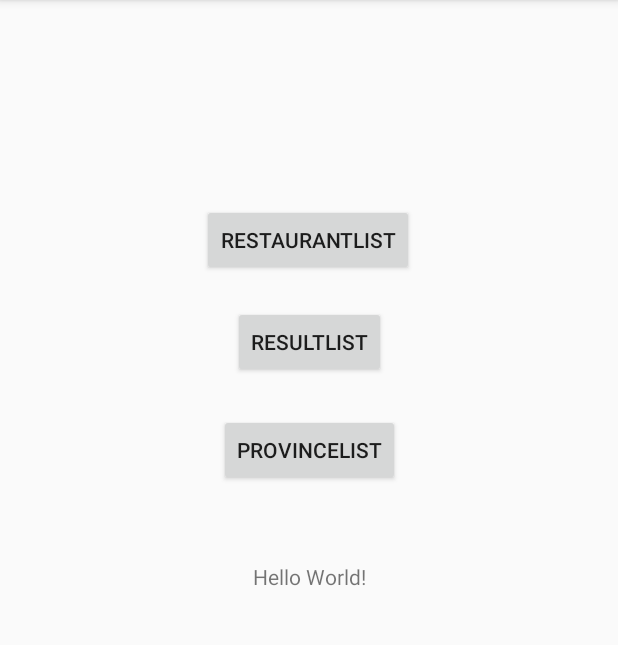
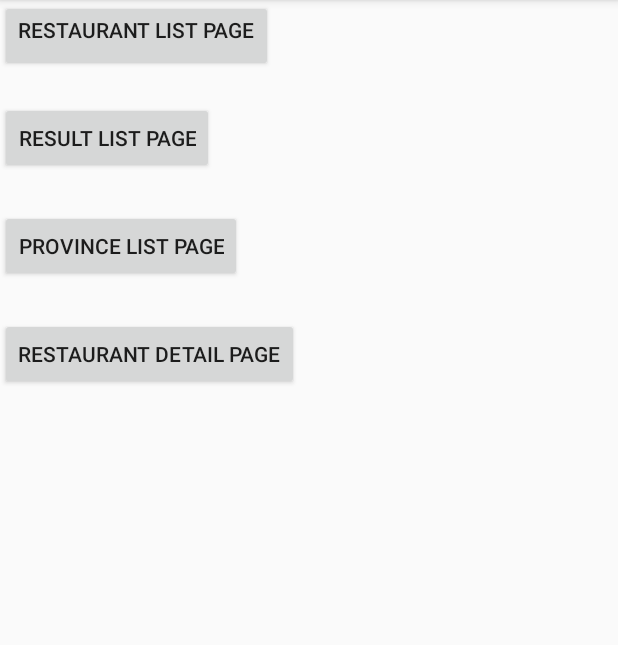
Before and after one commit to leminhphuoc/FoodyProjectAndroid, an Android app: the screen it shows after launch (MainActivity), on a phone screen of 412 x 824 dp, the part 84-729 px from its top. Run offline under Robolectric (Android 15) with nearby library versions, the phone set to English and light mode, and no system bars.

Commit message:
update code

```diff
--- a/src/app/src/main/java/hcmute/edu/vn/nhom02/foodyproject/MainActivity.java
+++ b/src/app/src/main/java/hcmute/edu/vn/nhom02/foodyproject/MainActivity.java
@@ -12,6 +12,7 @@ public class MainActivity extends AppCompatActivity {
     Button bntRestaurantList;
     Button bntRestaurantResult;
     Button bntProvinceList;
+    Button btnDetailPage;
 
     @Override
     protected void onCreate(Bundle savedInstanceState) {
@@ -44,5 +45,14 @@ public class MainActivity extends AppCompatActivity {
                 startActivity(i);
             }
         });
+
+        btnDetailPage = findViewById(R.id.buttonDetailPage);
+        btnDetailPage.setOnClickListener(new View.OnClickListener() {
+            @Override
+            public void onClick(View v) {
+                Intent i = new Intent(MainActivity.this, RestaurantDetail.class);
+                startActivity(i);
+            }
+        });
     }
 }
--- a/src/app/src/main/java/hcmute/edu/vn/nhom02/foodyproject/MenuActivity.java
+++ b/src/app/src/main/java/hcmute/edu/vn/nhom02/foodyproject/MenuActivity.java
@@ -56,6 +56,5 @@ public class MenuActivity extends AppCompatActivity {
         String name = food.getName();
         Double price = food.getPrice();
         String foodData = name + "\n" + price ;
-        Toast.makeText(this, foodData, Toast.LENGTH_LONG).show();
     }
 }
--- a/src/app/src/main/res/layout/activity_main.xml
+++ b/src/app/src/main/res/layout/activity_main.xml
@@ -1,49 +1,43 @@
 <?xml version="1.0" encoding="utf-8"?>
-<androidx.constraintlayout.widget.ConstraintLayout xmlns:android="http://schemas.android.com/apk/res/android"
+<LinearLayout xmlns:android="http://schemas.android.com/apk/res/android"
     xmlns:app="http://schemas.android.com/apk/res-auto"
     xmlns:tools="http://schemas.android.com/tools"
     android:layout_width="match_parent"
     android:layout_height="match_parent"
-    tools:context=".MainActivity">
+    tools:context=".MainActivity"
+    android:orientation="vertical"
+    >
 
-    <TextView
-        android:layout_width="wrap_content"
-        android:layout_height="wrap_content"
-        android:text="Hello World!"
-        app:layout_constraintBottom_toBottomOf="parent"
-        app:layout_constraintLeft_toLeftOf="parent"
-        app:layout_constraintRight_toRightOf="parent"
-        app:layout_constraintTop_toTopOf="parent" />
 
     <Button
+        android:gravity="center_horizontal"
+
         android:id="@+id/buttonRestaurantList"
         android:layout_width="wrap_content"
         android:layout_height="wrap_content"
-        android:layout_marginTop="136dp"
-        android:text="RestaurantList"
-        app:layout_constraintEnd_toEndOf="parent"
-        app:layout_constraintHorizontal_bias="0.498"
-        app:layout_constraintStart_toStartOf="parent"
-        app:layout_constraintTop_toTopOf="parent" />
+        android:text="Restaurant List Page" />
 
     <Button
         android:id="@+id/buttonRestaurantResult"
         android:layout_width="wrap_content"
         android:layout_height="wrap_content"
         android:layout_marginTop="20dp"
-        android:text="ResultList"
-        app:layout_constraintEnd_toEndOf="parent"
-        app:layout_constraintStart_toStartOf="parent"
-        app:layout_constraintTop_toBottomOf="@+id/buttonRestaurantList" />
+        android:text="Result List Page" />
 
     <Button
         android:id="@+id/buttonProvinceList"
         android:layout_width="wrap_content"
         android:layout_height="wrap_content"
         android:layout_marginTop="24dp"
-        android:text="ProvinceList"
-        app:layout_constraintEnd_toEndOf="parent"
-        app:layout_constraintStart_toStartOf="parent"
-        app:layout_constraintTop_toBottomOf="@+id/buttonRestaurantResult" />
+        android:text="Province List Page" />
 
-</androidx.constraintlayout.widget.ConstraintLayout>
+    <Button
+        android:id="@+id/buttonDetailPage"
+        android:layout_width="wrap_content"
+        android:layout_height="wrap_content"
+        android:layout_marginTop="24dp"
+        android:text="Restaurant Detail Page" />
+
+
+
+</LinearLayout>
```
